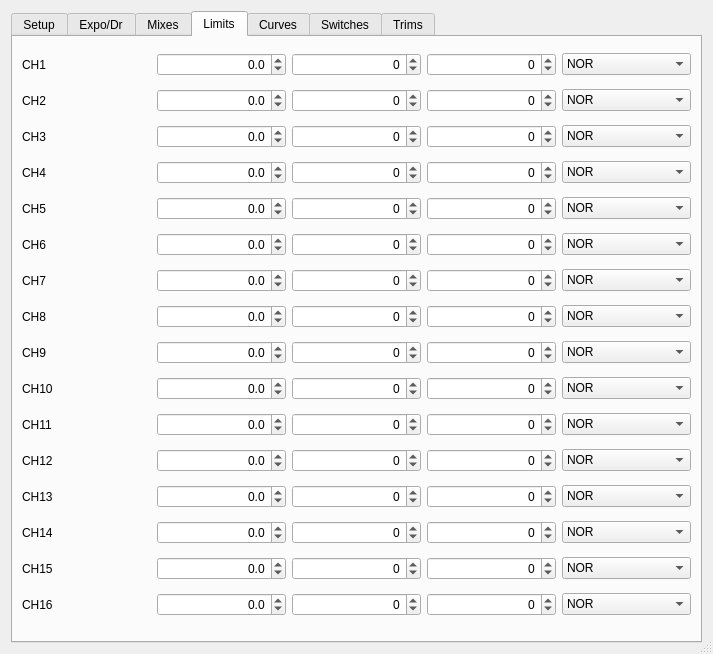
Qt form src/modeledit.ui (xhorizont/eepe) before a commit.
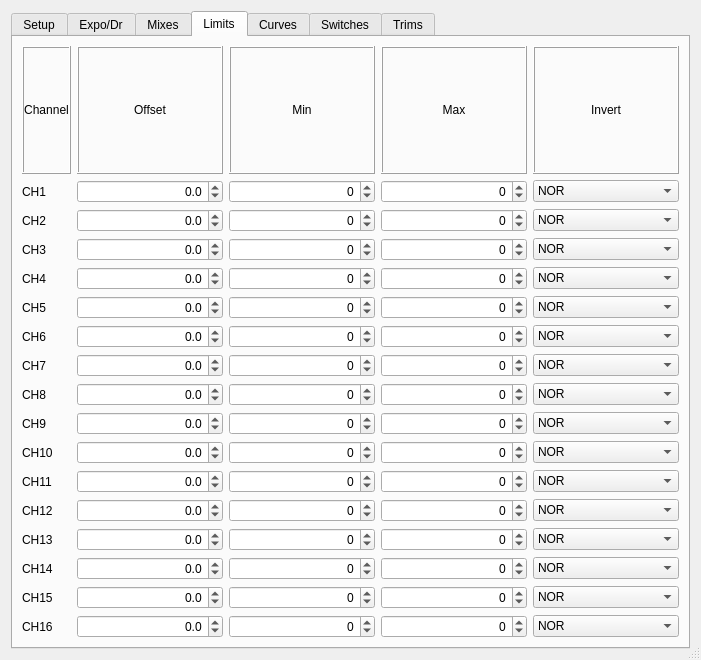
The same form after that commit. The open tabs and pages were chosen to show the change. Icons and pictures are not drawn.

Diff of the .ui file:
```diff
--- a/src/modeledit.ui
+++ b/src/modeledit.ui
@@ -6,8 +6,8 @@
    <rect>
     <x>0</x>
     <y>0</y>
-    <width>713</width>
-    <height>654</height>
+    <width>701</width>
+    <height>660</height>
    </rect>
   </property>
   <property name="windowTitle">
@@ -1521,15 +1521,15 @@
       <attribute name="title">
        <string>Limits</string>
       </attribute>
-      <layout class="QGridLayout" name="gridLayout_6">
-       <item row="0" column="0">
+      <layout class="QGridLayout" name="gridLayout_6" rowstretch="0,1,1,1,1,1,1,1,1,1,1,1,1,1,1,1,1" columnstretch="0,1,1,1,1">
+       <item row="1" column="0">
         <widget class="QLabel" name="label_14">
          <property name="text">
           <string>CH1</string>
          </property>
         </widget>
        </item>
-       <item row="0" column="1">
+       <item row="1" column="1">
         <widget class="QDoubleSpinBox" name="offsetDSB_1">
          <property name="alignment">
           <set>Qt::AlignRight|Qt::AlignTrailing|Qt::AlignVCenter</set>
@@ -1542,7 +1542,7 @@
          </property>
         </widget>
        </item>
-       <item row="0" column="2">
+       <item row="1" column="2">
         <widget class="QSpinBox" name="minSB_1">
          <property name="alignment">
           <set>Qt::AlignRight|Qt::AlignTrailing|Qt::AlignVCenter</set>
@@ -1555,7 +1555,7 @@
          </property>
         </widget>
        </item>
-       <item row="0" column="3">
+       <item row="1" column="3">
         <widget class="QSpinBox" name="maxSB_1">
          <property name="alignment">
           <set>Qt::AlignRight|Qt::AlignTrailing|Qt::AlignVCenter</set>
@@ -1568,7 +1568,7 @@
          </property>
         </widget>
        </item>
-       <item row="0" column="4">
+       <item row="1" column="4">
         <widget class="QComboBox" name="chInvCB_1">
          <item>
           <property name="text">
@@ -1582,14 +1582,14 @@
          </item>
         </widget>
        </item>
-       <item row="1" column="0">
+       <item row="2" column="0">
         <widget class="QLabel" name="label_15">
          <property name="text">
           <string>CH2</string>
          </property>
         </widget>
        </item>
-       <item row="1" column="1">
+       <item row="2" column="1">
         <widget class="QDoubleSpinBox" name="offsetDSB_2">
          <property name="alignment">
           <set>Qt::AlignRight|Qt::AlignTrailing|Qt::AlignVCenter</set>
@@ -1602,7 +1602,7 @@
          </property>
         </widget>
        </item>
-       <item row="1" column="2">
+       <item row="2" column="2">
         <widget class="QSpinBox" name="minSB_2">
          <property name="alignment">
           <set>Qt::AlignRight|Qt::AlignTrailing|Qt::AlignVCenter</set>
@@ -1615,7 +1615,7 @@
          </property>
         </widget>
        </item>
-       <item row="1" column="3">
+       <item row="2" column="3">
         <widget class="QSpinBox" name="maxSB_2">
          <property name="alignment">
           <set>Qt::AlignRight|Qt::AlignTrailing|Qt::AlignVCenter</set>
@@ -1628,7 +1628,7 @@
          </property>
         </widget>
        </item>
-       <item row="1" column="4">
+       <item row="2" column="4">
         <widget class="QComboBox" name="chInvCB_2">
          <item>
           <property name="text">
@@ -1642,14 +1642,14 @@
          </item>
         </widget>
        </item>
-       <item row="2" column="0">
+       <item row="3" column="0">
         <widget class="QLabel" name="label_16">
          <property name="text">
           <string>CH3</string>
          </property>
         </widget>
        </item>
-       <item row="2" column="1">
+       <item row="3" column="1">
         <widget class="QDoubleSpinBox" name="offsetDSB_3">
          <property name="alignment">
           <set>Qt::AlignRight|Qt::AlignTrailing|Qt::AlignVCenter</set>
@@ -1662,7 +1662,7 @@
          </property>
         </widget>
        </item>
-       <item row="2" column="2">
+       <item row="3" column="2">
         <widget class="QSpinBox" name="minSB_3">
          <property name="alignment">
           <set>Qt::AlignRight|Qt::AlignTrailing|Qt::AlignVCenter</set>
@@ -1675,7 +1675,7 @@
          </property>
         </widget>
        </item>
-       <item row="2" column="3">
+       <item row="3" column="3">
         <widget class="QSpinBox" name="maxSB_3">
          <property name="alignment">
           <set>Qt::AlignRight|Qt::AlignTrailing|Qt::AlignVCenter</set>
@@ -1688,7 +1688,7 @@
          </property>
         </widget>
        </item>
-       <item row="2" column="4">
+       <item row="3" column="4">
         <widget class="QComboBox" name="chInvCB_3">
          <item>
           <property name="text">
@@ -1702,14 +1702,14 @@
          </item>
         </widget>
        </item>
-       <item row="3" column="0">
+       <item row="4" column="0">
         <widget class="QLabel" name="label_17">
          <property name="text">
           <string>CH4</string>
          </property>
         </widget>
        </item>
-       <item row="3" column="1">
+       <item row="4" column="1">
         <widget class="QDoubleSpinBox" name="offsetDSB_4">
          <property name="alignment">
           <set>Qt::AlignRight|Qt::AlignTrailing|Qt::AlignVCenter</set>
@@ -1722,7 +1722,7 @@
          </property>
         </widget>
        </item>
-       <item row="3" column="2">
+       <item row="4" column="2">
         <widget class="QSpinBox" name="minSB_4">
          <property name="alignment">
           <set>Qt::AlignRight|Qt::AlignTrailing|Qt::AlignVCenter</set>
@@ -1735,7 +1735,7 @@
          </property>
         </widget>
        </item>
-       <item row="3" column="3">
+       <item row="4" column="3">
         <widget class="QSpinBox" name="maxSB_4">
          <property name="alignment">
           <set>Qt::AlignRight|Qt::AlignTrailing|Qt::AlignVCenter</set>
@@ -1748,7 +1748,7 @@
          </property>
         </widget>
        </item>
-       <item row="3" column="4">
+       <item row="4" column="4">
         <widget class="QComboBox" name="chInvCB_4">
          <item>
           <property name="text">
@@ -1762,14 +1762,14 @@
          </item>
         </widget>
        </item>
-       <item row="4" column="0">
+       <item row="5" column="0">
         <widget class="QLabel" name="label_18">
          <property name="text">
           <string>CH5</string>
          </property>
         </widget>
        </item>
-       <item row="4" column="1">
+       <item row="5" column="1">
         <widget class="QDoubleSpinBox" name="offsetDSB_5">
          <property name="alignment">
           <set>Qt::AlignRight|Qt::AlignTrailing|Qt::AlignVCenter</set>
@@ -1782,7 +1782,7 @@
          </property>
         </widget>
        </item>
-       <item row="4" column="2">
+       <item row="5" column="2">
         <widget class="QSpinBox" name="minSB_5">
          <property name="alignment">
           <set>Qt::AlignRight|Qt::AlignTrailing|Qt::AlignVCenter</set>
@@ -1795,7 +1795,7 @@
          </property>
         </widget>
        </item>
-       <item row="4" column="3">
+       <item row="5" column="3">
         <widget class="QSpinBox" name="maxSB_5">
          <property name="alignment">
           <set>Qt::AlignRight|Qt::AlignTrailing|Qt::AlignVCenter</set>
@@ -1808,7 +1808,7 @@
          </property>
         </widget>
        </item>
-       <item row="4" column="4">
+       <item row="5" column="4">
         <widget class="QComboBox" name="chInvCB_5">
          <item>
           <property name="text">
@@ -1822,14 +1822,14 @@
          </item>
         </widget>
        </item>
-       <item row="5" column="0">
+       <item row="6" column="0">
         <widget class="QLabel" name="label_19">
          <property name="text">
           <string>CH6</string>
          </property>
         </widget>
        </item>
-       <item row="5" column="1">
+       <item row="6" column="1">
         <widget class="QDoubleSpinBox" name="offsetDSB_6">
          <property name="alignment">
           <set>Qt::AlignRight|Qt::AlignTrailing|Qt::AlignVCenter</set>
@@ -1842,7 +1842,7 @@
          </property>
         </widget>
        </item>
-       <item row="5" column="2">
+       <item row="6" column="2">
         <widget class="QSpinBox" name="minSB_6">
          <property name="alignment">
           <set>Qt::AlignRight|Qt::AlignTrailing|Qt::AlignVCenter</set>
@@ -1855,7 +1855,7 @@
          </property>
         </widget>
        </item>
-       <item row="5" column="3">
+       <item row="6" column="3">
         <widget class="QSpinBox" name="maxSB_6">
          <property name="alignment">
           <set>Qt::AlignRight|Qt::AlignTrailing|Qt::AlignVCenter</set>
@@ -1868,7 +1868,7 @@
          </property>
         </widget>
        </item>
-       <item row="5" column="4">
+       <item row="6" column="4">
         <widget class="QComboBox" name="chInvCB_6">
          <item>
           <property name="text">
@@ -1882,14 +1882,14 @@
          </item>
         </widget>
        </item>
-       <item row="6" column="0">
+       <item row="7" column="0">
         <widget class="QLabel" name="label_20">
          <property name="text">
           <string>CH7</string>
          </property>
         </widget>
        </item>
-       <item row="6" column="1">
+       <item row="7" column="1">
         <widget class="QDoubleSpinBox" name="offsetDSB_7">
          <property name="alignment">
           <set>Qt::AlignRight|Qt::AlignTrailing|Qt::AlignVCenter</set>
@@ -1902,7 +1902,7 @@
          </property>
         </widget>
        </item>
-       <item row="6" column="2">
+       <item row="7" column="2">
         <widget class="QSpinBox" name="minSB_7">
          <property name="alignment">
           <set>Qt::AlignRight|Qt::AlignTrailing|Qt::AlignVCenter</set>
@@ -1915,7 +1915,7 @@
          </property>
         </widget>
        </item>
-       <item row="6" column="3">
+       <item row="7" column="3">
         <widget class="QSpinBox" name="maxSB_7">
          <property name="alignment">
           <set>Qt::AlignRight|Qt::AlignTrailing|Qt::AlignVCenter</set>
@@ -1928,7 +1928,7 @@
          </property>
         </widget>
        </item>
-       <item row="6" column="4">
+       <item row="7" column="4">
         <widget class="QComboBox" name="chInvCB_7">
          <item>
           <property name="text">
@@ -1942,14 +1942,14 @@
          </item>
         </widget>
        </item>
-       <item row="7" column="0">
+       <item row="8" column="0">
         <widget class="QLabel" name="label_21">
          <property name="text">
           <string>CH8</string>
          </property>
         </widget>
        </item>
-       <item row="7" column="1">
+       <item row="8" column="1">
         <widget class="QDoubleSpinBox" name="offsetDSB_8">
          <property name="alignment">
           <set>Qt::AlignRight|Qt::AlignTrailing|Qt::AlignVCenter</set>
@@ -1962,7 +1962,7 @@
          </property>
         </widget>
        </item>
-       <item row="7" column="2">
+       <item row="8" column="2">
         <widget class="QSpinBox" name="minSB_8">
          <property name="alignment">
           <set>Qt::AlignRight|Qt::AlignTrailing|Qt::AlignVCenter</set>
@@ -1975,7 +1975,7 @@
          </property>
         </widget>
        </item>
-       <item row="7" column="3">
+       <item row="8" column="3">
         <widget class="QSpinBox" name="maxSB_8">
          <property name="alignment">
           <set>Qt::AlignRight|Qt::AlignTrailing|Qt::AlignVCenter</set>
@@ -1988,7 +1988,7 @@
          </property>
         </widget>
        </item>
-       <item row="7" column="4">
+       <item row="8" column="4">
         <widget class="QComboBox" name="chInvCB_8">
          <item>
           <property name="text">
@@ -2002,14 +2002,14 @@
          </item>
         </widget>
        </item>
-       <item row="8" column="0">
+       <item row="9" column="0">
         <widget class="QLabel" name="label_22">
          <property name="text">
           <string>CH9</string>
          </property>
         </widget>
        </item>
-       <item row="8" column="1">
+       <item row="9" column="1">
         <widget class="QDoubleSpinBox" name="offsetDSB_9">
          <property name="alignment">
           <set>Qt::AlignRight|Qt::AlignTrailing|Qt::AlignVCenter</set>
@@ -2022,7 +2022,7 @@
          </property>
         </widget>
        </item>
-       <item row="8" column="2">
+       <item row="9" column="2">
         <widget class="QSpinBox" name="minSB_9">
          <property name="alignment">
           <set>Qt::AlignRight|Qt::AlignTrailing|Qt::AlignVCenter</set>
@@ -2035,7 +2035,7 @@
          </property>
         </widget>
        </item>
-       <item row="8" column="3">
+       <item row="9" column="3">
         <widget class="QSpinBox" name="maxSB_9">
          <property name="alignment">
           <set>Qt::AlignRight|Qt::AlignTrailing|Qt::AlignVCenter</set>
@@ -2048,7 +2048,7 @@
          </property>
         </widget>
        </item>
-       <item row="8" column="4">
+       <item row="9" column="4">
         <widget class="QComboBox" name="chInvCB_9">
          <item>
           <property name="text">
@@ -2062,14 +2062,14 @@
          </item>
         </widget>
        </item>
-       <item row="9" column="0">
+       <item row="10" column="0">
         <widget class="QLabel" name="label_23">
          <property name="text">
           <string>CH10</string>
          </property>
         </widget>
        </item>
-       <item row="9" column="1">
+       <item row="10" column="1">
         <widget class="QDoubleSpinBox" name="offsetDSB_10">
          <property name="alignment">
           <set>Qt::AlignRight|Qt::AlignTrailing|Qt::AlignVCenter</set>
@@ -2082,7 +2082,7 @@
          </property>
         </widget>
        </item>
-       <item row="9" column="2">
+       <item row="10" column="2">
         <widget class="QSpinBox" name="minSB_10">
          <property name="alignment">
           <set>Qt::AlignRight|Qt::AlignTrailing|Qt::AlignVCenter</set>
@@ -2095,7 +2095,7 @@
          </property>
         </widget>
        </item>
-       <item row="9" column="3">
+       <item row="10" column="3">
         <widget class="QSpinBox" name="maxSB_10">
          <property name="alignment">
           <set>Qt::AlignRight|Qt::AlignTrailing|Qt::AlignVCenter</set>
@@ -2108,7 +2108,7 @@
          </property>
         </widget>
        </item>
-       <item row="9" column="4">
+       <item row="10" column="4">
         <widget class="QComboBox" name="chInvCB_10">
          <item>
           <property name="text">
@@ -2122,14 +2122,14 @@
          </item>
         </widget>
        </item>
-       <item row="10" column="0">
+       <item row="11" column="0">
         <widget class="QLabel" name="label_24">
          <property name="text">
           <string>CH11</string>
          </property>
         </widget>
        </item>
-       <item row="10" column="1">
+       <item row="11" column="1">
         <widget class="QDoubleSpinBox" name="offsetDSB_11">
          <property name="alignment">
           <set>Qt::AlignRight|Qt::AlignTrailing|Qt::AlignVCenter</set>
@@ -2142,7 +2142,7 @@
          </property>
         </widget>
        </item>
-       <item row="10" column="2">
+       <item row="11" column="2">
         <widget class="QSpinBox" name="minSB_11">
          <property name="alignment">
           <set>Qt::AlignRight|Qt::AlignTrailing|Qt::AlignVCenter</set>
@@ -2155,7 +2155,7 @@
          </property>
         </widget>
        </item>
-       <item row="10" column="3">
+       <item row="11" column="3">
         <widget class="QSpinBox" name="maxSB_11">
          <property name="alignment">
           <set>Qt::AlignRight|Qt::AlignTrailing|Qt::AlignVCenter</set>
@@ -2168,7 +2168,7 @@
          </property>
         </widget>
        </item>
-       <item row="10" column="4">
+       <item row="11" column="4">
         <widget class="QComboBox" name="chInvCB_11">
          <item>
           <property name="text">
@@ -2182,14 +2182,14 @@
          </item>
         </widget>
        </item>
-       <item row="11" column="0">
+       <item row="12" column="0">
         <widget class="QLabel" name="label_25">
          <property name="text">
           <string>CH12</string>
          </property>
         </widget>
        </item>
-       <item row="11" column="1">
+       <item row="12" column="1">
         <widget class="QDoubleSpinBox" name="offsetDSB_12">
          <property name="alignment">
           <set>Qt::AlignRight|Qt::AlignTrailing|Qt::AlignVCenter</set>
@@ -2202,7 +2202,7 @@
          </property>
         </widget>
        </item>
-       <item row="11" column="2">
+       <item row="12" column="2">
         <widget class="QSpinBox" name="minSB_12">
          <property name="alignment">
           <set>Qt::AlignRight|Qt::AlignTrailing|Qt::AlignVCenter</set>
@@ -2215,7 +2215,7 @@
          </property>
         </widget>
        </item>
-       <item row="11" column="3">
+       <item row="12" column="3">
         <widget class="QSpinBox" name="maxSB_12">
          <property name="alignment">
           <set>Qt::AlignRight|Qt::AlignTrailing|Qt::AlignVCenter</set>
@@ -2228,7 +2228,7 @@
          </property>
         </widget>
        </item>
-       <item row="11" column="4">
+       <item row="12" column="4">
         <widget class="QComboBox" name="chInvCB_12">
          <item>
           <property name="text">
@@ -2242,14 +2242,14 @@
          </item>
         </widget>
        </item>
-       <item row="12" column="0">
+       <item row="13" column="0">
         <widget class="QLabel" name="label_26">
          <property name="text">
           <string>CH13</string>
          </property>
         </widget>
        </item>
-       <item row="12" column="1">
+       <item row="13" column="1">
         <widget class="QDoubleSpinBox" name="offsetDSB_13">
          <property name="alignment">
           <set>Qt::AlignRight|Qt::AlignTrailing|Qt::AlignVCenter</set>
@@ -2262,7 +2262,7 @@
          </property>
         </widget>
        </item>
-       <item row="12" column="2">
+       <item row="13" column="2">
         <widget class="QSpinBox" name="minSB_13">
          <property name="alignment">
           <set>Qt::AlignRight|Qt::AlignTrailing|Qt::AlignVCenter</set>
@@ -2275,7 +2275,7 @@
          </property>
         </widget>
        </item>
-       <item row="12" column="3">
+       <item row="13" column="3">
         <widget class="QSpinBox" name="maxSB_13">
          <property name="alignment">
           <set>Qt::AlignRight|Qt::AlignTrailing|Qt::AlignVCenter</set>
@@ -2288,7 +2288,7 @@
          </property>
         </widget>
        </item>
-       <item row="12" column="4">
+       <item row="13" column="4">
         <widget class="QComboBox" name="chInvCB_13">
          <item>
           <property name="text">
@@ -2302,14 +2302,14 @@
          </item>
         </widget>
        </item>
-       <item row="13" column="0">
+       <item row="14" column="0">
         <widget class="QLabel" name="label_27">
          <property name="text">
           <string>CH14</string>
          </property>
         </widget>
        </item>
-       <item row="13" column="1">
+       <item row="14" column="1">
         <widget class="QDoubleSpinBox" name="offsetDSB_14">
          <property name="alignment">
           <set>Qt::AlignRight|Qt::AlignTrailing|Qt::AlignVCenter</set>
@@ -2322,7 +2322,7 @@
          </property>
         </widget>
        </item>
-       <item row="13" column="2">
+       <item row="14" column="2">
         <widget class="QSpinBox" name="minSB_14">
          <property name="alignment">
           <set>Qt::AlignRight|Qt::AlignTrailing|Qt::AlignVCenter</set>
@@ -2335,7 +2335,7 @@
          </property>
         </widget>
        </item>
-       <item row="13" column="3">
+       <item row="14" column="3">
         <widget class="QSpinBox" name="maxSB_14">
          <property name="alignment">
           <set>Qt::AlignRight|Qt::AlignTrailing|Qt::AlignVCenter</set>
@@ -2348,7 +2348,7 @@
          </property>
         </widget>
        </item>
-       <item row="13" column="4">
+       <item row="14" column="4">
         <widget class="QComboBox" name="chInvCB_14">
          <item>
           <property name="text">
@@ -2362,14 +2362,14 @@
          </item>
         </widget>
        </item>
-       <item row="14" column="0">
+       <item row="15" column="0">
         <widget class="QLabel" name="label_28">
          <property name="text">
           <string>CH15</string>
          </property>
         </widget>
        </item>
-       <item row="14" column="1">
+       <item row="15" column="1">
         <widget class="QDoubleSpinBox" name="offsetDSB_15">
          <property name="alignment">
           <set>Qt::AlignRight|Qt::AlignTrailing|Qt::AlignVCenter</set>
@@ -2382,7 +2382,7 @@
          </property>
         </widget>
        </item>
-       <item row="14" column="2">
+       <item row="15" column="2">
         <widget class="QSpinBox" name="minSB_15">
          <property name="alignment">
           <set>Qt::AlignRight|Qt::AlignTrailing|Qt::AlignVCenter</set>
@@ -2395,7 +2395,7 @@
          </property>
         </widget>
        </item>
-       <item row="14" column="3">
+       <item row="15" column="3">
         <widget class="QSpinBox" name="maxSB_15">
          <property name="alignment">
           <set>Qt::AlignRight|Qt::AlignTrailing|Qt::AlignVCenter</set>
@@ -2408,7 +2408,7 @@
          </property>
         </widget>
        </item>
-       <item row="14" column="4">
+       <item row="15" column="4">
         <widget class="QComboBox" name="chInvCB_15">
          <item>
           <property name="text">
@@ -2422,14 +2422,14 @@
          </item>
         </widget>
        </item>
-       <item row="15" column="0">
+       <item row="16" column="0">
         <widget class="QLabel" name="label_29">
          <property name="text">
           <string>CH16</string>
          </property>
         </widget>
        </item>
-       <item row="15" column="1">
+       <item row="16" column="1">
         <widget class="QDoubleSpinBox" name="offsetDSB_16">
          <property name="alignment">
           <set>Qt::AlignRight|Qt::AlignTrailing|Qt::AlignVCenter</set>
@@ -2442,7 +2442,7 @@
          </property>
         </widget>
        </item>
-       <item row="15" column="2">
+       <item row="16" column="2">
         <widget class="QSpinBox" name="minSB_16">
          <property name="alignment">
           <set>Qt::AlignRight|Qt::AlignTrailing|Qt::AlignVCenter</set>
@@ -2455,7 +2455,7 @@
          </property>
         </widget>
        </item>
-       <item row="15" column="3">
+       <item row="16" column="3">
         <widget class="QSpinBox" name="maxSB_16">
          <property name="alignment">
           <set>Qt::AlignRight|Qt::AlignTrailing|Qt::AlignVCenter</set>
@@ -2468,7 +2468,7 @@
          </property>
         </widget>
        </item>
-       <item row="15" column="4">
+       <item row="16" column="4">
         <widget class="QComboBox" name="chInvCB_16">
          <item>
           <property name="text">
@@ -2482,6 +2482,116 @@
          </item>
         </widget>
        </item>
+       <item row="0" column="0">
+        <widget class="QLabel" name="label_36">
+         <property name="frameShape">
+          <enum>QFrame::Box</enum>
+         </property>
+         <property name="frameShadow">
+          <enum>QFrame::Raised</enum>
+         </property>
+         <property name="midLineWidth">
+          <number>0</number>
+         </property>
+         <property name="text">
+          <string>Channel</string>
+         </property>
+         <property name="alignment">
+          <set>Qt::AlignCenter</set>
+         </property>
+         <property name="margin">
+          <number>3</number>
+         </property>
+        </widget>
+       </item>
+       <item row="0" column="1">
+        <widget class="QLabel" name="label_46">
+         <property name="frameShape">
+          <enum>QFrame::Box</enum>
+         </property>
+         <property name="frameShadow">
+          <enum>QFrame::Raised</enum>
+         </property>
+         <property name="midLineWidth">
+          <number>0</number>
+         </property>
+         <property name="text">
+          <string>Offset</string>
+         </property>
+         <property name="alignment">
+          <set>Qt::AlignCenter</set>
+         </property>
+         <property name="margin">
+          <number>3</number>
+         </property>
+        </widget>
+       </item>
+       <item row="0" column="2">
+        <widget class="QLabel" name="label_49">
+         <property name="frameShape">
+          <enum>QFrame::Box</enum>
+         </property>
+         <property name="frameShadow">
+          <enum>QFrame::Raised</enum>
+         </property>
+         <property name="midLineWidth">
+          <number>0</number>
+         </property>
+         <property name="text">
+          <string>Min</string>
+         </property>
+         <property name="alignment">
+          <set>Qt::AlignCenter</set>
+         </property>
+         <property name="margin">
+          <number>3</number>
+         </property>
+        </widget>
+       </item>
+       <item row="0" column="3">
+        <widget class="QLabel" name="label_50">
+         <property name="frameShape">
+          <enum>QFrame::Box</enum>
+         </property>
+         <property name="frameShadow">
+          <enum>QFrame::Raised</enum>
+         </property>
+         <property name="midLineWidth">
+          <number>0</number>
+         </property>
+         <property name="text">
+          <string>Max</string>
+         </property>
+         <property name="alignment">
+          <set>Qt::AlignCenter</set>
+         </property>
+         <property name="margin">
+          <number>3</number>
+         </property>
+        </widget>
+       </item>
+       <item row="0" column="4">
+        <widget class="QLabel" name="label_54">
+         <property name="frameShape">
+          <enum>QFrame::Box</enum>
+         </property>
+         <property name="frameShadow">
+          <enum>QFrame::Raised</enum>
+         </property>
+         <property name="midLineWidth">
+          <number>0</number>
+         </property>
+         <property name="text">
+          <string>Invert</string>
+         </property>
+         <property name="alignment">
+          <set>Qt::AlignCenter</set>
+         </property>
+         <property name="margin">
+          <number>3</number>
+         </property>
+        </widget>
+       </item>
       </layout>
      </widget>
      <widget class="QWidget" name="tabCurve">
```
Left out of the diff: 284 changed lines with no effect on the pictures.
